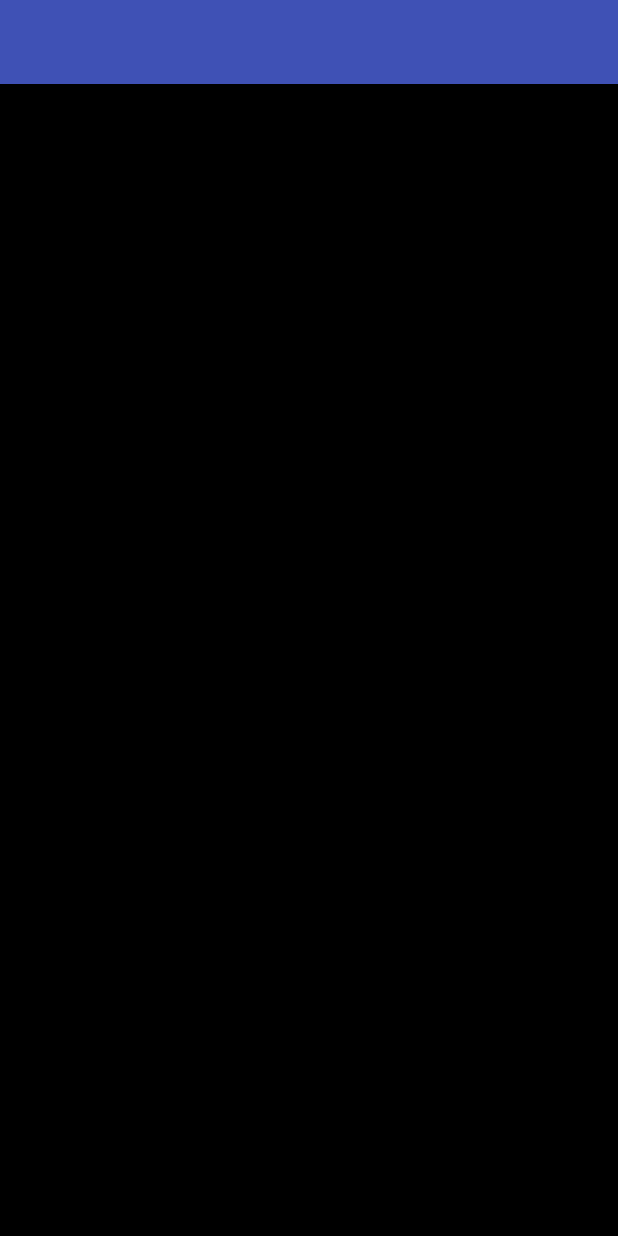
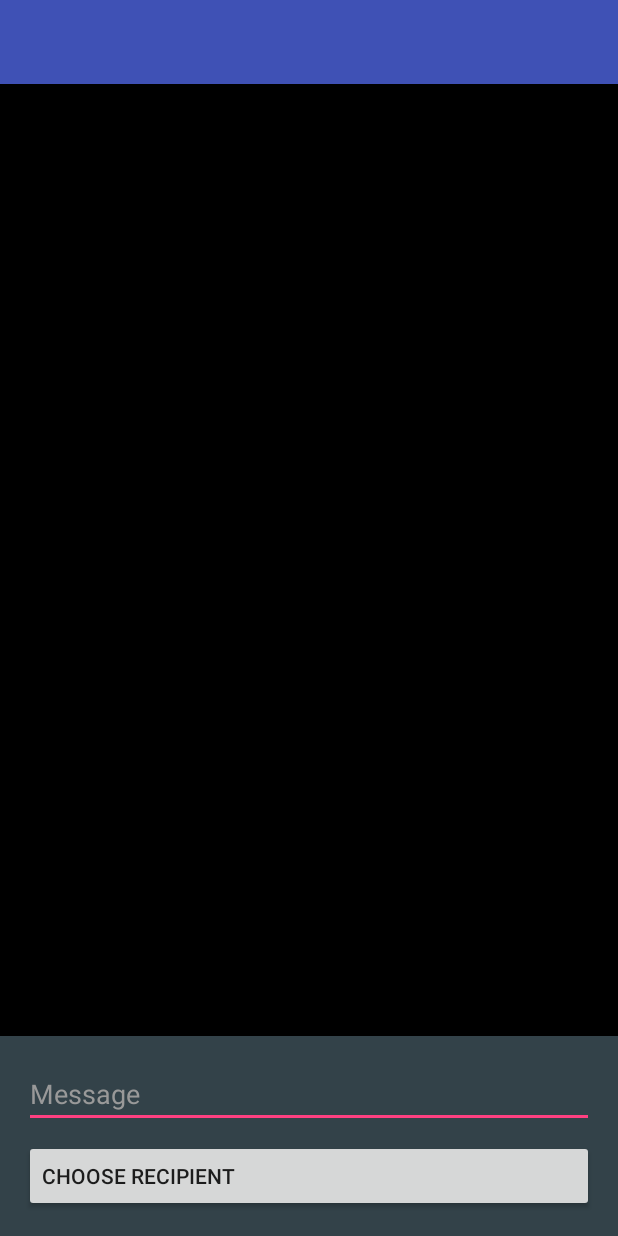
Before and after one commit to azaar/Yora, an Android app: the layout activity_send_message.xml on its own in the app's theme, with its tools: preview values and no code run, on a phone screen of 412 x 824 dp. Run offline under Robolectric (Android 15) with nearby library versions, the phone set to English and light mode, and no system bars.

Commit message:
app 040 - send message layout

```diff
--- a/app/src/main/AndroidManifest.xml
+++ b/app/src/main/AndroidManifest.xml
@@ -48,7 +48,10 @@
             android:exported="true"
             />
 
-        <activity android:name=".activities.SendMessageActivity"/>
+        <activity
+            android:name=".activities.SendMessageActivity"
+            android:exported="true"
+            />
 
         <activity android:name=".activities.MessageActivity"/>
 
--- a/app/src/main/res/layout/activity_send_message.xml
+++ b/app/src/main/res/layout/activity_send_message.xml
@@ -17,5 +17,54 @@
         android:layout_below="@id/include_toolbar"
         />
 
+    <LinearLayout
+        android:id="@+id/activity_send_message_optionsFrame"
+        android:layout_width="match_parent"
+        android:layout_height="wrap_content"
+        android:layout_alignParentBottom="true"
+        android:orientation="vertical"
+        android:padding="16dp"
+        android:background="@color/material_blue_grey_800_transparent"
+        >
+
+        <EditText
+            android:id="@+id/activity_send_message_message"
+            android:layout_width="match_parent"
+            android:layout_height="wrap_content"
+            android:layout_marginBottom="8dp"
+            android:maxLines="1"
+            android:hint="@string/message"
+            android:textColor="@color/white"
+            android:textColorHint="@color/grey_light_2"
+            />
+
+        <Button
+            android:id="@+id/activity_send_message_recipientButton"
+            android:layout_width="match_parent"
+            android:layout_height="wrap_content"
+            android:gravity="start|center_vertical"
+            android:text="@string/choose_recipient"
+            />
+
+    </LinearLayout>
+
+    <FrameLayout
+        android:id="@+id/activity_send_message_progressFrame"
+        android:layout_width="match_parent"
+        android:layout_height="match_parent"
+        android:background="@color/material_blue_500"
+        android:clickable="true"
+        android:visibility="gone"
+        >
+
+        <ProgressBar
+            android:layout_width="wrap_content"
+            android:layout_height="wrap_content"
+            android:layout_gravity="center"
+            android:indeterminateOnly="true"
+            />
+
+    </FrameLayout>
+
 
 </RelativeLayout>
--- a/app/src/main/res/values/colors.xml
+++ b/app/src/main/res/values/colors.xml
@@ -4,8 +4,9 @@
     <!-- grayscale -->
     <color name="white">#FFFFFF</color>
     <color name="grey_light">#DDDDDD</color>
+    <color name="grey_light_2">#999999</color>
+    <color name="grey">#444444</color>
     <color name="grey_light_transparent">#8AFFFFFF</color>
-    <color name="grey">#444444</color>
     <color name="grey_transparent_1">#10555555</color>
     <color name="grey_transparent_2">#20555555</color>
     <color name="grey_transparent_3">#30555555</color>
@@ -26,6 +27,7 @@
     <color name="material_blue_500">#2196F3</color>
     <color name="material_blue_grey_100">#CFD8DC</color>
     <color name="material_blue_grey_500">#607D8B</color>
+    <color name="material_blue_grey_800_transparent">#EE37474F</color>
     <color name="material_cyan_50">#E0F7FA</color>
     <color name="material_cyan_100">#B2EBF2</color>
     <color name="material_cyan_500">#00BCD4</color>
@@ -33,5 +35,4 @@
     <color name="orange">#FF8800</color>
     <color name="blue">#0099CC</color>
 
-
 </resources>
--- a/app/src/main/res/values/strings.xml
+++ b/app/src/main/res/values/strings.xml
@@ -29,4 +29,8 @@
     <string name="search_for_users">Search for users</string>
     <string name="send_contact_request">Send Contact Request</string>
     <string name="select_contact">Select Contact</string>
+    <string name="message">Message</string>
+    <string name="choose_recipient">Choose recipient</string>
+    <string name="send_message">Send Message</string>
+    <string name="to_colon">"To: "</string>
 </resources>
```
Also changed, not shown: app/src/main/java/com/example/max/yora/activities/SendMessageActivity.java (+82 -1 lines).
